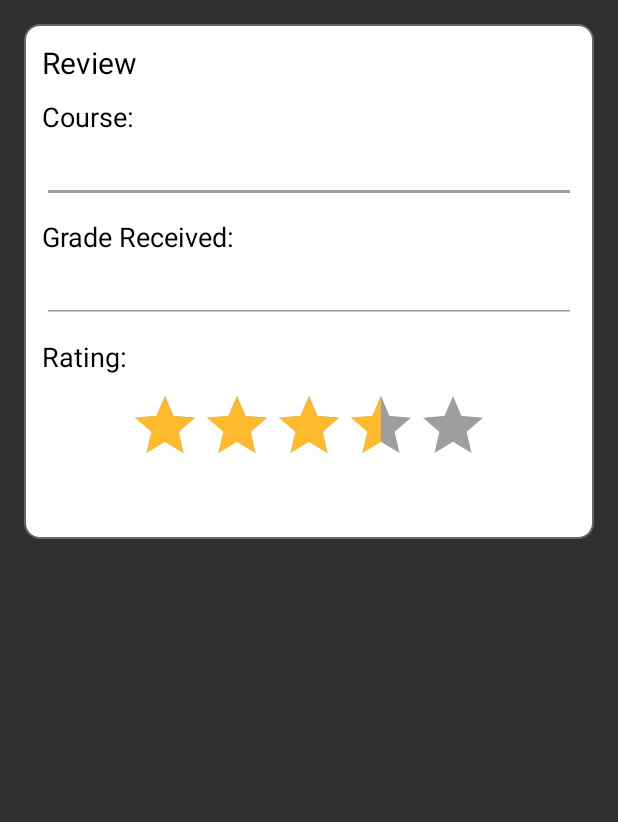
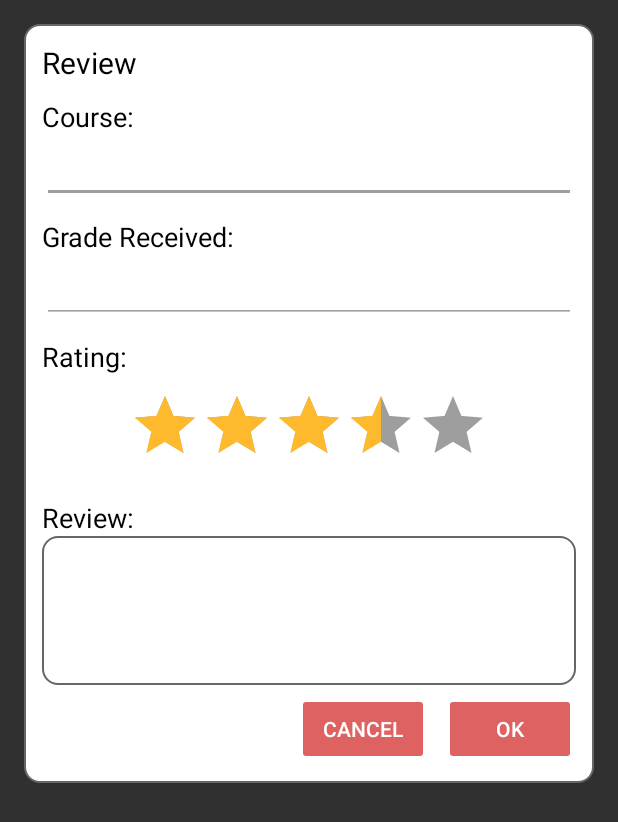
Before and after one commit to norielleaguila/MOBAPDE_Quatro, an Android app: the layout dialog_rate.xml on its own in the app's theme, with its tools: preview values and no code run, on a phone screen of 412 x 824 dp. Shown: the top 822 px of the screen. Run offline under Robolectric (Android 15) with nearby library versions, the phone set to English and light mode, and no system bars.

Commit message:
fixed dialog for creating reviews

```diff
--- a/Quatro/app/src/main/java/edu/dlsu/mobapde/quatro/HomeActivity.java
+++ b/Quatro/app/src/main/java/edu/dlsu/mobapde/quatro/HomeActivity.java
@@ -17,8 +17,6 @@ import com.google.firebase.database.FirebaseDatabase;
 import java.util.ArrayList;
 
 public class HomeActivity extends AppCompatActivity {
-
-    FirebaseRecyclerAdapter<Post, PostViewHolder> postPostViewHolderFirebaseRecyclerAdapter;
 
     DatabaseReference databaseReference;
 
--- a/Quatro/app/src/main/java/edu/dlsu/mobapde/quatro/ProfListActivity.java
+++ b/Quatro/app/src/main/java/edu/dlsu/mobapde/quatro/ProfListActivity.java
@@ -83,7 +83,7 @@ public class ProfListActivity extends AppCompatActivity {
 
                         reviewDialog.setOnUserApprovesListener(new ReviewDialog.OnUserApprovesListener() {
                             @Override
-                            public void onUserApproves(DialogInterface dialog, int which, String course, String grade, String review) {
+                            public void onUserApproves(String course, String grade, double rating, String review) {
 
                                 DatabaseHelper db  = MainActivity.getDb();
 
@@ -91,6 +91,8 @@ public class ProfListActivity extends AppCompatActivity {
                                 temp.setCourse(course);
                                 temp.setGrade(Double.parseDouble(grade));
                                 temp.setReview(review);
+                                temp.setRating(rating);
+                                temp.setRated(true);
 
                                 temp.setProf_name(prof.getLast_name() + ", " + prof.getFirst_name());
                                 temp.setProf_id(prof.getProf_id());
--- a/Quatro/app/src/main/res/layout/dialog_rate.xml
+++ b/Quatro/app/src/main/res/layout/dialog_rate.xml
@@ -65,7 +65,7 @@
         android:layout_width="wrap_content"
         android:layout_height="wrap_content"
         android:layout_gravity="center"
-        android:layout_marginBottom="@dimen/activity_margin"
+        android:layout_marginBottom="5dp"
         android:numStars="5"
         android:progressBackgroundTint="@color/colorLightGrey"
         android:progressTint="@color/colorStar"
@@ -73,4 +73,51 @@
         android:stepSize="0.5"
         android:layout_marginTop="10dp"/>
 
+    <TextView
+        android:layout_width="match_parent"
+        android:layout_height="wrap_content"
+        android:text="Review:"
+        android:textColor="@color/black"
+        android:textSize="18sp"
+        android:layout_marginTop="10dp"
+        />
+
+    <EditText
+        android:layout_width="match_parent"
+        android:layout_height="wrap_content"
+        android:textColor="@color/black"
+        android:inputType="textMultiLine"
+        android:lines="4"
+        android:maxLines="8"
+        android:scrollbars="vertical"
+        android:padding="5dp"
+        android:background="@drawable/rectangle"
+        android:id="@+id/review_etReview"
+        />
+
+    <LinearLayout
+        android:layout_width="match_parent"
+        android:layout_height="wrap_content"
+        android:layout_marginTop="5dp"
+        android:gravity="right">
+
+        <Button
+            android:id="@+id/button_cancel"
+            android:layout_width="wrap_content"
+            android:layout_height="wrap_content"
+            android:text="Cancel"
+            android:layout_marginEnd="10dp"
+            android:backgroundTint="@color/colorPrimaryDark"/>
+
+        <Button
+            android:id="@+id/button_ok"
+            android:layout_width="wrap_content"
+            android:layout_height="wrap_content"
+            android:text="OK"
+            android:backgroundTint="@color/colorPrimaryDark"/>
+
+    </LinearLayout>
+
+
+
 </LinearLayout>
```
Also changed, not shown: Quatro/app/src/main/java/edu/dlsu/mobapde/quatro/PostViewHolder.java (deleted, +0 -39 lines), Quatro/app/src/main/java/edu/dlsu/mobapde/quatro/ReviewDialog.java (+44 -17 lines).
